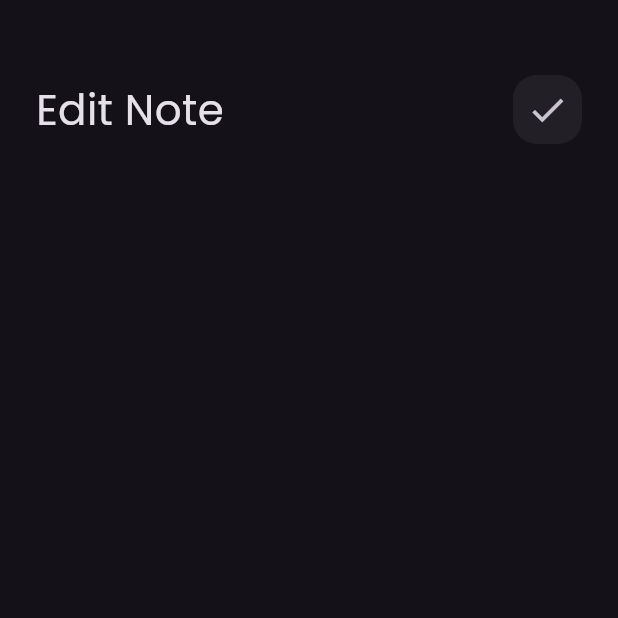
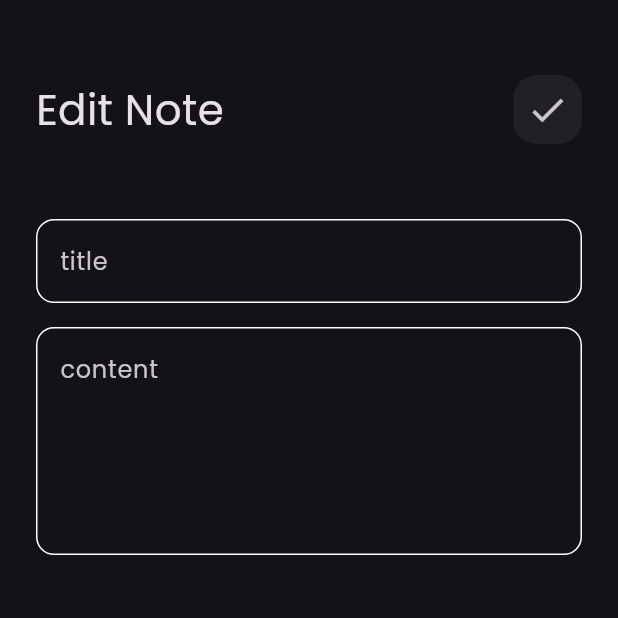
Before and after one commit to Moataz303/notes_app, a Flutter app: the EditNoteView screen opened directly, on a phone screen of 412 x 824 dp, the top half of it. Run offline on Flutter 3.47's test engine with Material 3 defaults, Android fonts, the phone set to English and light mode, and no system bars; our stand-ins replace font_awesome_flutter.

Commit message:
edit note view ui done

```diff
--- a/lib/views/widgets/edit_note_view_body.dart
+++ b/lib/views/widgets/edit_note_view_body.dart
@@ -1,4 +1,5 @@
 import 'package:flutter/material.dart';
+import 'package:notes/views/widgets/custom_text_field.dart';
 
 import 'custom_app_bar.dart';
 
@@ -16,6 +17,10 @@ class EditNoteViewBody extends StatelessWidget {
             text: 'Edit Note',
             icon: Icons.check,
           ),
+          SizedBox(height: 50),
+          CustomTextField(hint: 'title'),
+          SizedBox(height: 16),
+          CustomTextField(hint: 'content', maxLines: 5),
         ],
       ),
     );
```
